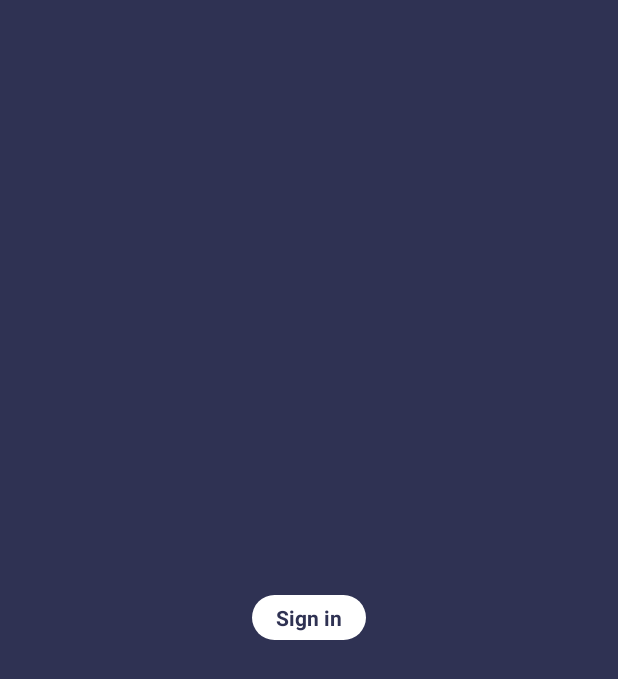
After one commit to Apurba000Biswas/CourseAssistant, an Android app: the layout fragment_log_in_email.xml on its own in the app's theme, with its tools: preview values and no code run, on a phone screen of 412 x 824 dp. The commit adds this screen. Shown: the top 679 px of the screen. Run offline under Robolectric (Android 15) with nearby library versions, the phone set to English and light mode, and no system bars.

Commit message:
2.4 Added  Login2 Activity with Fragments

```diff
--- a/app/build.gradle
+++ b/app/build.gradle
@@ -29,4 +29,6 @@ dependencies {
     implementation 'com.google.android.gms:play-services-auth:16.0.1'
     implementation 'org.jetbrains:annotations-java5:15.0'
     implementation "com.android.support:design:28.0.0"
+
+    implementation 'me.relex:circleindicator:1.2.2'
 }
--- /dev/null
+++ b/app/src/main/res/layout/fragment_log_in_email.xml
@@ -0,0 +1,22 @@
+<?xml version="1.0" encoding="utf-8"?>
+<RelativeLayout xmlns:android="http://schemas.android.com/apk/res/android"
+    xmlns:tools="http://schemas.android.com/tools"
+    android:layout_width="match_parent"
+    android:layout_height="match_parent"
+    android:background="@color/colorPrimary"
+    tools:context=".fragments.LogInEmailFragment">
+
+
+    <TextView
+        android:id="@+id/tv_sign_in_email"
+        android:layout_centerInParent="true"
+        android:background="@drawable/arch"
+        android:paddingLeft="16dp"
+        android:textColor="@color/mainBackground"
+        android:textStyle="bold"
+        android:gravity="center"
+        android:paddingRight="16dp"
+        android:text="@string/text_sign_in"
+        android:layout_width="wrap_content"
+        android:layout_height="30dp" />
+</RelativeLayout>
```
Also changed, not shown: app/src/main/AndroidManifest.xml (+15 -12 lines), app/src/main/java/com/team73/courseassistant/activity/LogInActivity2.java (added, +27 -0 lines), app/src/main/java/com/team73/courseassistant/adapters/logInFragmentPagerAdapter.java (added, +28 -0 lines), app/src/main/java/com/team73/courseassistant/fragments/LogInAddProfileFragment.java (added, +30 -0 lines), app/src/main/java/com/team73/courseassistant/fragments/LogInEmailFragment.java (added, +30 -0 lines), app/src/main/res/drawable-v24/circle.xml (added, +11 -0 lines), app/src/main/res/layout/activity_log_in2.xml (added, +26 -0 lines), app/src/main/res/layout/fragment_log_in_add_profile.xml (added, +14 -0 lines), app/src/main/java/com/team73/courseassistant/activity/MainActivity.java (line endings or trailing spaces).
